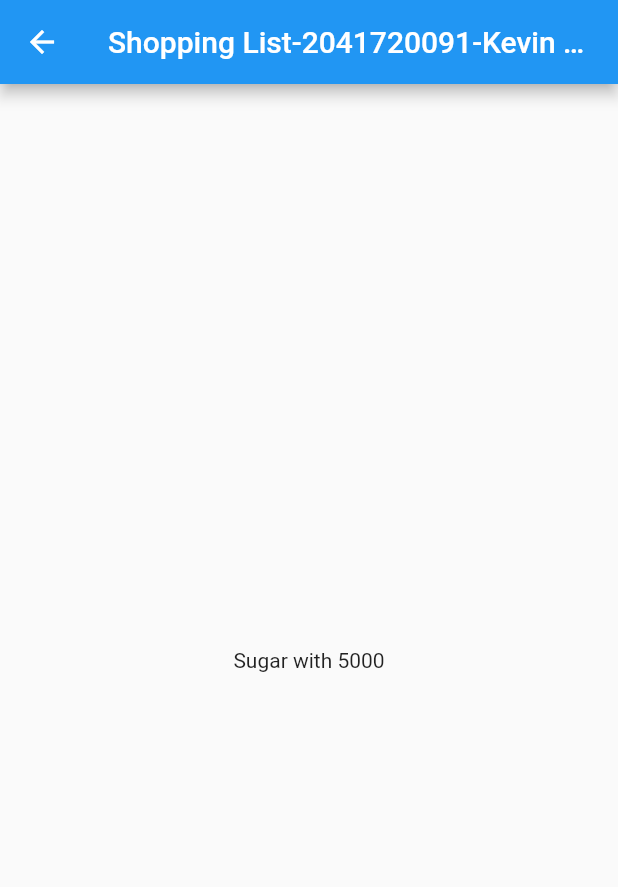
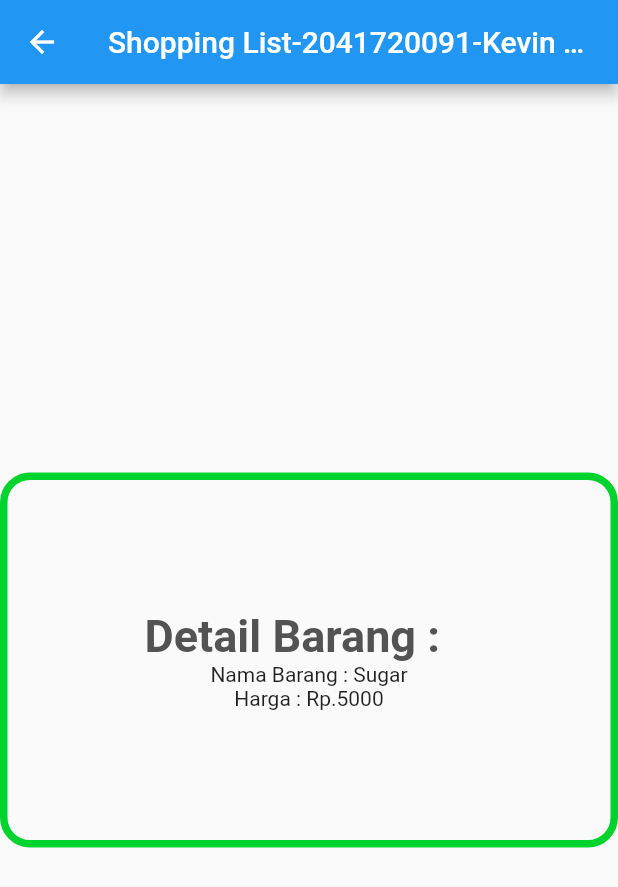
Before and after one commit to Kev9794/flutter_navigasi_rute, a Flutter app: the screen it shows after launch, after a tap on "Sugar", on a phone screen of 412 x 824 dp. Shown: the top 887 px of the screen. Run offline on Flutter 3.47's test engine with Material 2 defaults, Android fonts, the phone set to English and light mode, and no system bars.

Commit message:
Tugas Modifikasi Halaman Item Lebih Menarik

```diff
--- a/lib/pages/item_page.dart
+++ b/lib/pages/item_page.dart
@@ -21,13 +21,42 @@ class ItemPage extends StatelessWidget {
           title: const Text('Shopping List-2041720091-Kevin Natanael Wijaya'),
         ),
         body: Center(
-            child: Row(
-          mainAxisAlignment: MainAxisAlignment.center,
-          children: [
-            Text(itemArgs.name.toString()),
-            const Text(" with "),
-            Text(itemArgs.price.toString())
-          ],
+            child: SizedBox(
+          height: 250,
+          child: Container(
+            padding: const EdgeInsets.all(16.0),
+            decoration: BoxDecoration(
+              border:
+                  Border.all(width: 5, color: Color.fromARGB(255, 0, 211, 46)),
+              borderRadius: BorderRadius.all(Radius.circular(20)),
+            ),
+            child: Column(
+              mainAxisAlignment: MainAxisAlignment.center,
+              children: [
+                const Text(
+                  "Detail Barang :   ",
+                  style: TextStyle(
+                      fontWeight: FontWeight.bold,
+                      color: Color.fromARGB(255, 83, 83, 83),
+                      fontSize: 30),
+                ),
+                Row(
+                  mainAxisAlignment: MainAxisAlignment.center,
+                  children: [
+                    const Text("Nama Barang : "),
+                    Text(itemArgs.name.toString()),
+                  ],
+                ),
+                Row(
+                  mainAxisAlignment: MainAxisAlignment.center,
+                  children: [
+                    const Text("Harga : Rp."),
+                    Text(itemArgs.price.toString()),
+                  ],
+                ),
+              ],
+            ),
+          ),
         )),
       ),
     );
```
